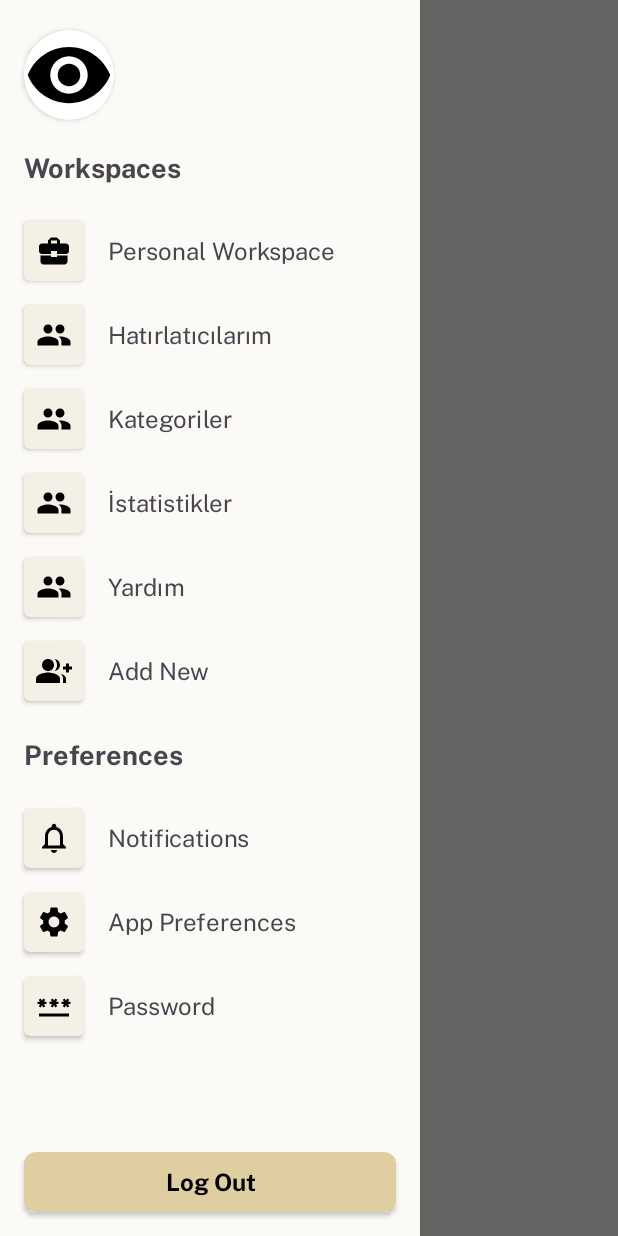
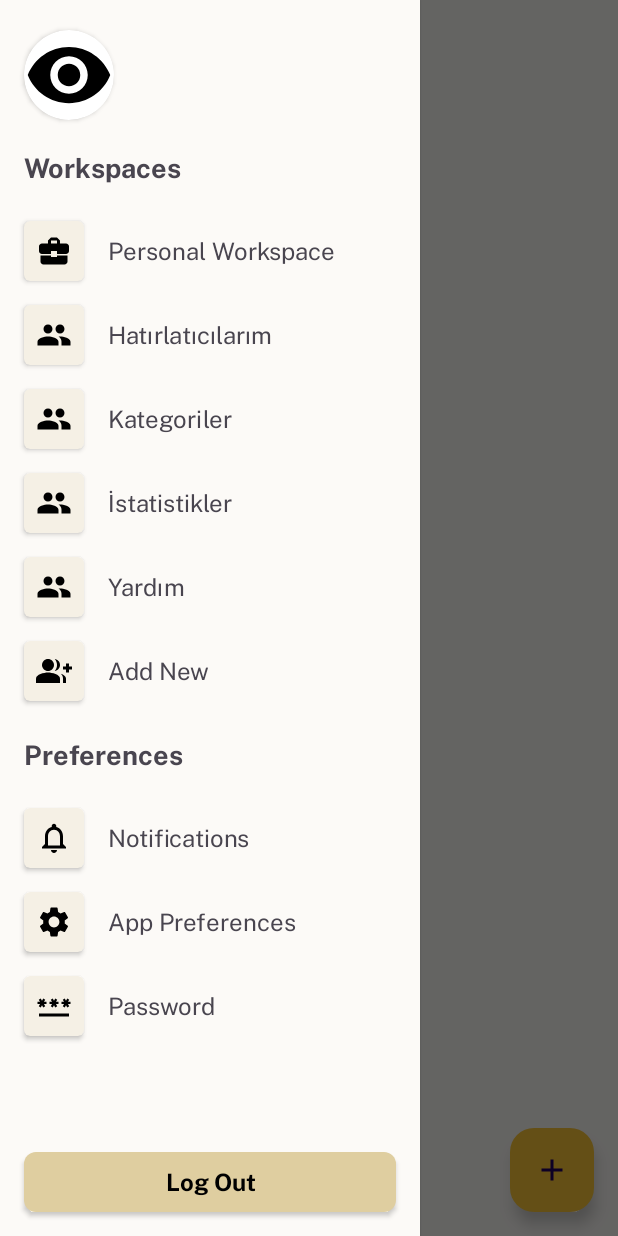
Before and after one commit to chnkcksk/ReminderApp, an Android app: the HomeFragment screen opened directly, with no data from a screen before it, with the side drawer open, on a phone screen of 412 x 824 dp. Run offline under Robolectric (Android 15) with nearby library versions, the phone set to English and light mode, and no system bars; our stand-ins replace Firebase (no records; nobody signed in at launch, a user with empty details on screens opened directly).

Commit message:
add reminder

```diff
--- /dev/null
+++ b/app/src/main/java/com/chnkcksk/reminderapp/adapter/ReminderAdapter.kt
@@ -0,0 +1,4 @@
+package com.chnkcksk.reminderapp.adapter
+
+class ReminderAdapter {
+}
--- /dev/null
+++ b/app/src/main/java/com/chnkcksk/reminderapp/model/Reminder.kt
@@ -0,0 +1,5 @@
+package com.chnkcksk.reminderapp.model
+
+data class Reminder(
+    val id: Int,
+)
--- a/app/src/main/java/com/chnkcksk/reminderapp/view/HomeFragment.kt
+++ b/app/src/main/java/com/chnkcksk/reminderapp/view/HomeFragment.kt
@@ -175,6 +175,11 @@ class HomeFragment : Fragment() {
 
     private fun setupButtons() {
 
+        binding.homeAddFAB.setOnClickListener {
+            val action = HomeFragmentDirections.actionHomeFragmentToAddReminderFragment()
+            Navigation.findNavController(requireView()).navigate(action)
+        }
+
         requireActivity().onBackPressedDispatcher.addCallback(
             viewLifecycleOwner,
             object : OnBackPressedCallback(true) {
--- a/app/src/main/java/com/chnkcksk/reminderapp/view/MainActivity.kt
+++ b/app/src/main/java/com/chnkcksk/reminderapp/view/MainActivity.kt
@@ -3,6 +3,7 @@ package com.chnkcksk.reminderapp.view
 import android.os.Bundle
 import androidx.activity.enableEdgeToEdge
 import androidx.appcompat.app.AppCompatActivity
+import androidx.appcompat.app.AppCompatDelegate
 import androidx.core.view.ViewCompat
 import androidx.core.view.WindowInsetsCompat
 import com.chnkcksk.reminderapp.R
@@ -10,6 +11,7 @@ import com.chnkcksk.reminderapp.R
 class MainActivity : AppCompatActivity() {
     override fun onCreate(savedInstanceState: Bundle?) {
         super.onCreate(savedInstanceState)
+        AppCompatDelegate.setDefaultNightMode(AppCompatDelegate.MODE_NIGHT_NO)
         setContentView(R.layout.activity_main)
 
 
--- /dev/null
+++ b/app/src/main/res/drawable/baseline_add_24.xml
@@ -0,0 +1,5 @@
+<vector xmlns:android="http://schemas.android.com/apk/res/android" android:height="24dp" android:tint="#000000" android:viewportHeight="24" android:viewportWidth="24" android:width="24dp">
+
+    <path android:fillColor="@android:color/white" android:pathData="M19,13h-6v6h-2v-6H5v-2h6V5h2v6h6v2z"/>
+
+</vector>
--- a/app/src/main/res/layout/fragment_home.xml
+++ b/app/src/main/res/layout/fragment_home.xml
@@ -20,10 +20,51 @@
                 android:id="@+id/toolbar"
                 android:layout_width="match_parent"
                 android:layout_height="?attr/actionBarSize"
-                android:background="@color/main_bg_color"/>
+                android:background="@color/main_bg_color">
+
+                <TextView
+                    android:id="@+id/toolbar_title"
+                    android:layout_width="match_parent"
+                    android:layout_height="wrap_content"
+                    android:layout_marginRight="40dp"
+                    android:fontFamily="@font/public_sans_bold"
+                    android:gravity="center"
+                    android:text="Home"
+                    android:textSize="18sp" />
+
+            </androidx.appcompat.widget.Toolbar>
 
         </com.google.android.material.appbar.AppBarLayout>
 
+        <TextView
+            android:id="@+id/textView6"
+            android:layout_width="wrap_content"
+            android:layout_height="wrap_content"
+            android:layout_margin="16dp"
+            android:fontFamily="@font/public_sans_bold"
+            android:text="Personal"
+            android:textSize="18sp"
+            app:layout_constraintStart_toStartOf="parent"
+            app:layout_constraintTop_toBottomOf="@+id/appBarLayout" />
+
+        <androidx.recyclerview.widget.RecyclerView
+            android:id="@+id/homeRecyclerView"
+            android:layout_width="match_parent"
+            android:layout_height="wrap_content"
+            app:layout_constraintEnd_toEndOf="parent"
+            app:layout_constraintStart_toStartOf="parent"
+            app:layout_constraintTop_toBottomOf="@+id/textView6" />
+
+        <com.google.android.material.floatingactionbutton.FloatingActionButton
+            android:id="@+id/homeAddFAB"
+            android:layout_width="56dp"
+            android:layout_height="56dp"
+            android:layout_marginRight="16dp"
+            android:backgroundTint="@color/primary_color"
+            android:src="@drawable/baseline_add_24"
+            android:layout_marginBottom="16dp"
+            app:layout_constraintBottom_toBottomOf="parent"
+            app:layout_constraintEnd_toEndOf="parent" />
 
 
     </androidx.constraintlayout.widget.ConstraintLayout>
@@ -32,17 +73,17 @@
         android:layout_width="280dp"
         android:layout_height="match_parent"
         android:layout_gravity="start"
-        android:orientation="vertical"
         android:background="@android:color/white"
-        android:elevation="8dp">
+        android:elevation="8dp"
+        android:orientation="vertical">
 
         <include
             android:id="@+id/nav_header"
-            layout="@layout/nav_drawer_header"/>
+            layout="@layout/nav_drawer_header" />
 
         <include
             android:id="@+id/nav_content"
-            layout="@layout/nav_drawer_content"/>
+            layout="@layout/nav_drawer_content" />
 
     </LinearLayout>
 
--- a/app/src/main/res/navigation/core_nav_graph.xml
+++ b/app/src/main/res/navigation/core_nav_graph.xml
@@ -9,5 +9,18 @@
         android:id="@+id/homeFragment"
         android:name="com.chnkcksk.reminderapp.view.HomeFragment"
         android:label="fragment_home"
-        tools:layout="@layout/fragment_home" />
+        tools:layout="@layout/fragment_home" >
+        <action
+            android:id="@+id/action_homeFragment_to_addReminderFragment"
+            app:destination="@id/addReminderFragment" />
+    </fragment>
+    <fragment
+        android:id="@+id/addReminderFragment"
+        android:name="com.chnkcksk.reminderapp.view.AddReminderFragment"
+        android:label="fragment_add_reminder"
+        tools:layout="@layout/fragment_add_reminder" >
+        <action
+            android:id="@+id/action_addReminderFragment_to_homeFragment"
+            app:destination="@id/homeFragment" />
+    </fragment>
 </navigation>
--- a/app/src/main/res/values/colors.xml
+++ b/app/src/main/res/values/colors.xml
@@ -7,6 +7,7 @@
     <color name="secondary_color">#DFCEA0</color>
     <color name="primary_text_color">#1A170F</color>
     <color name="secondary_text_color">#9E8747</color>
+    <color name="third_text_color">#8C8059</color>
     <color name="edittext_color">#E8E3CF</color>
     <color name="icon_bg_color">#F5F0E5</color>
     <color name="reminder_et_bg_color">#F5F0E5</color>
--- a/app/src/main/res/values/styles.xml
+++ b/app/src/main/res/values/styles.xml
@@ -28,7 +28,6 @@
         <item name="android:textColor">@color/primary_text_color</item>
         <item name="android:textSize">16sp</item>
         <item name="android:fontFamily">@font/public_sans</item>
-        <item name="android:width">340dp</item>
         <item name="android:textColorHint">@color/secondary_text_color</item>
         <item name="android:height">56dp</item>
         <item name="android:paddingLeft">15dp</item>
```
Also changed, not shown: app/src/main/java/com/chnkcksk/reminderapp/view/AddReminderFragment.kt (added, +118 -0 lines), app/src/main/java/com/chnkcksk/reminderapp/viewmodel/AddReminderViewModel.kt (added, +62 -0 lines), app/src/main/res/layout/fragment_add_reminder.xml (added, +251 -0 lines), app/src/main/res/layout/reminder_recycler_row.xml (added, +53 -0 lines), app/src/main/res/values/strings.xml (line endings or trailing spaces).
